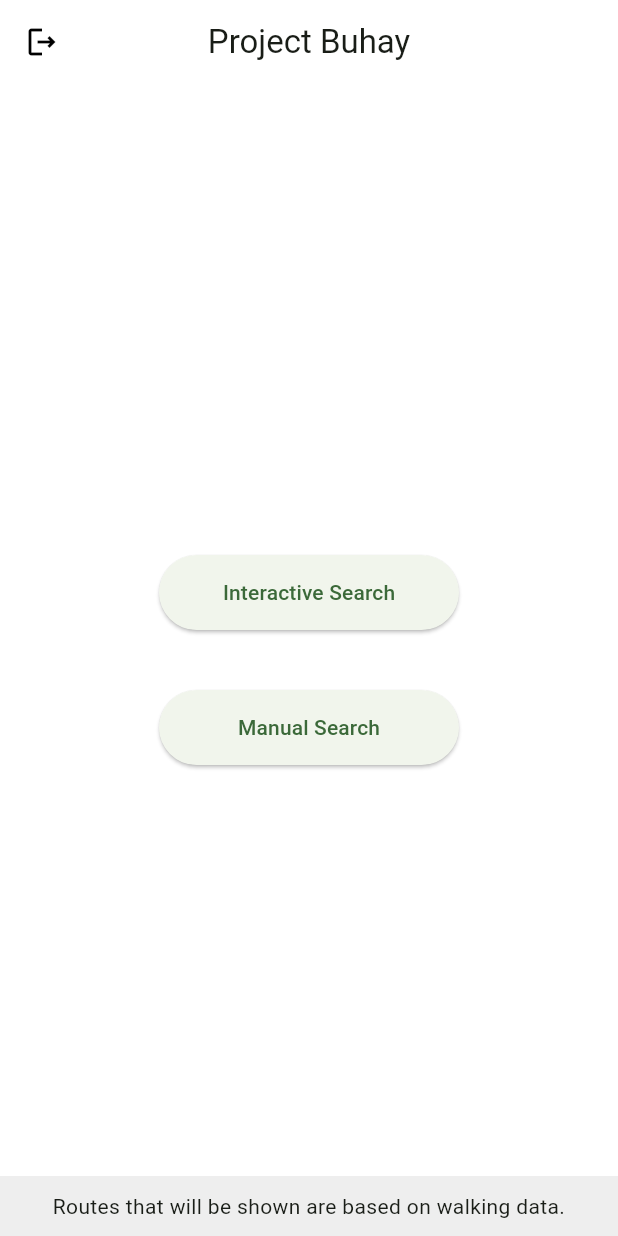
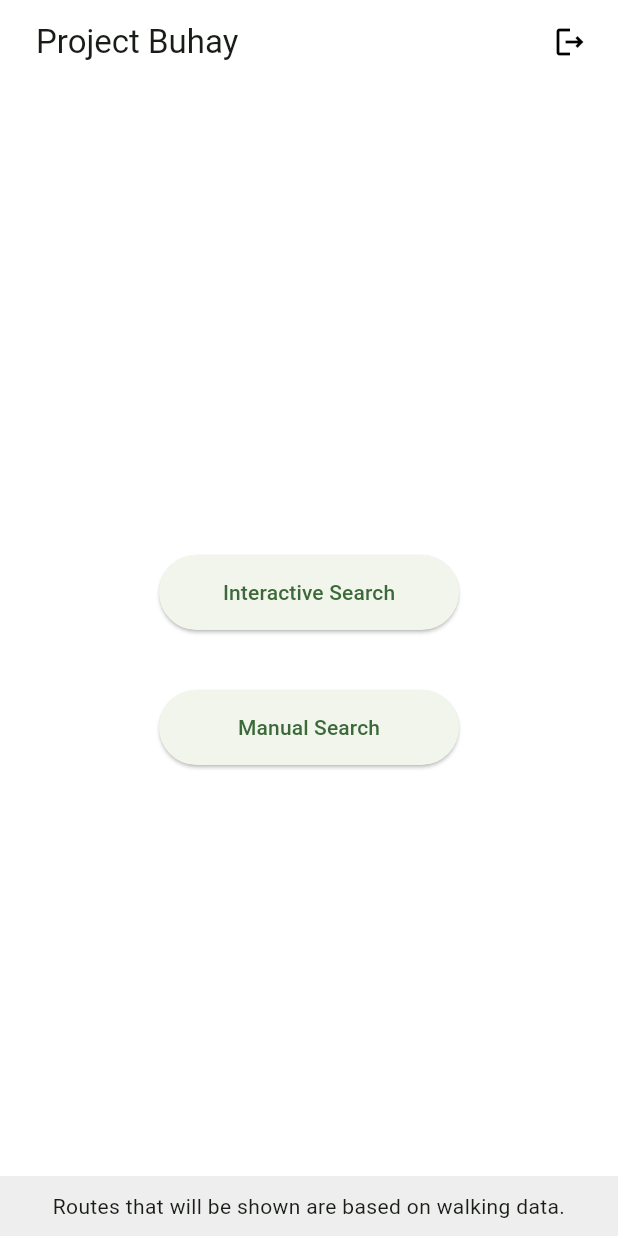
Before and after one commit to Project-Buhay/buhay-frontend, a Flutter app: the MapDashboard screen opened directly with empty values, after a tap on the "logout" icon, on a phone screen of 412 x 824 dp. Run offline on Flutter 3.47's test engine with Material 3 defaults, Android fonts, the light colour scheme and no system bars; our stand-ins replace appwrite, firebase_core, flutter_form_builder, flutter_svg, form_builder_validators, get_it and 5 more; missing offline and left inert: mapbox_maps_flutter; accounts and stored records are empty; network calls fail.

Commit message:
feat: add logout to rescuer dashboard (#8)

```diff
--- a/lib/system_ui/presentation/constituent/map_dashboard.dart
+++ b/lib/system_ui/presentation/constituent/map_dashboard.dart
@@ -29,14 +29,26 @@ class MapDashboardState extends State<MapDashboard> {
     return Scaffold(
       backgroundColor: Colors.white,
       appBar: AppBar(
-          title: Text('Project Buhay'),
-          centerTitle: true,
-          backgroundColor: Colors.white,
-          leading: IconButton(
-            icon: Icon(Icons.logout_outlined, color: Colors.black, textDirection: TextDirection.ltr,),
-            onPressed: () => Navigator.of(context).pop(),
+        title: Padding(
+            padding: const EdgeInsets.only(left: 8.0),
+            child: Text('Project Buhay')),
+        automaticallyImplyLeading: false,
+        backgroundColor: Colors.white,
+        iconTheme: IconThemeData(color: Colors.black),
+        actions: [
+          Padding(
+            padding: const EdgeInsets.only(right: 8.0),
+            child: IconButton(
+              icon: Icon(
+                Icons.logout_outlined,
+                color: Colors.black,
+                textDirection: TextDirection.ltr,
+              ),
+              onPressed: () => Navigator.of(context).pop(),
+            ),
           ),
-        ),
+        ],
+      ),
       body: Center(
         child: Column(
           mainAxisAlignment: MainAxisAlignment.center,
```
Also changed, not shown: lib/system_ui/presentation/rescuer/rescuer_dashboard.dart (+20 -4 lines).
